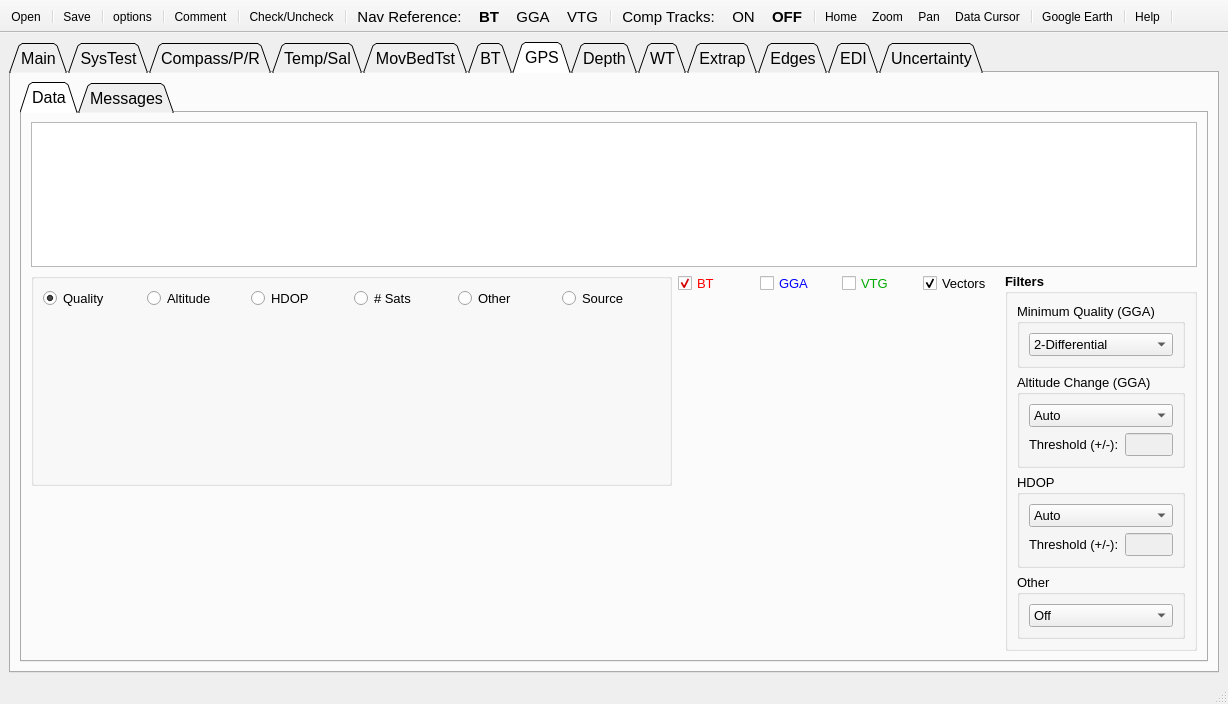
First picture: the form in UI/QRev_gui.ui, repository rowetechinc/QRevPy, before the edit.
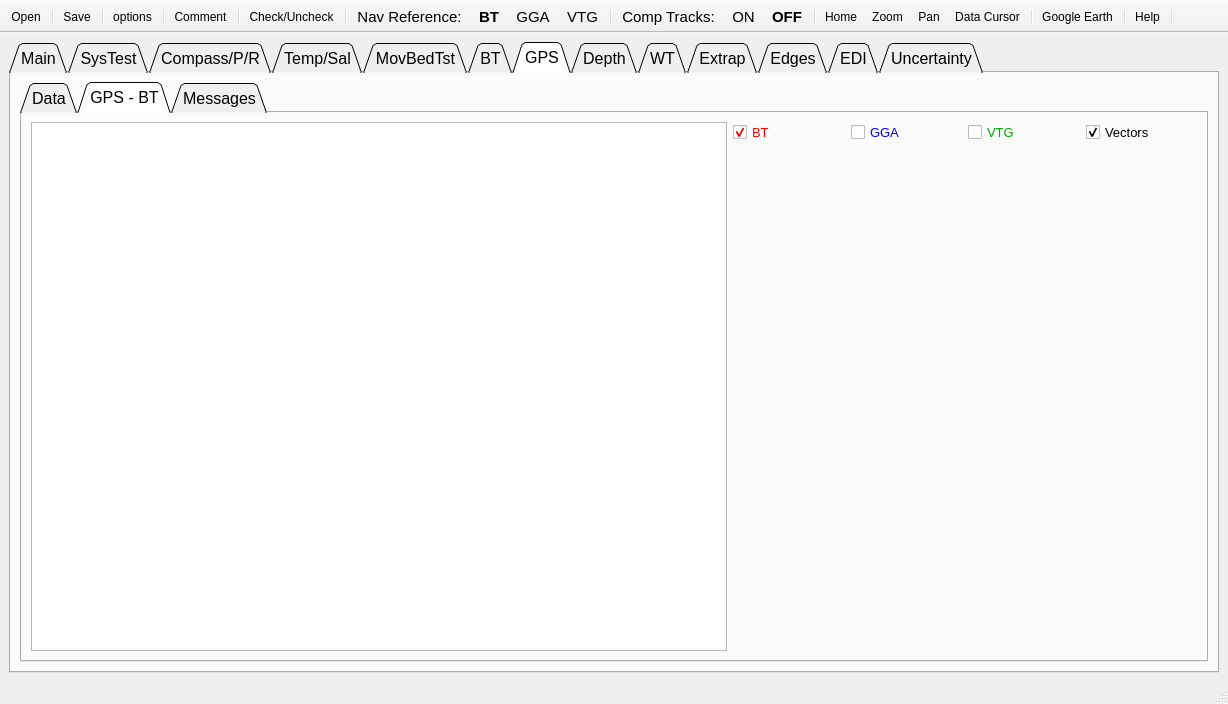
Second picture: the form after the edit. The open tabs and pages were chosen to show the change. Icons and pictures are not drawn.

Commit message: Implemented GPS - BT tab and supporting computations and UI controls. GPS - BT QA not implemented yet.

```diff
--- a/UI/QRev_gui.ui
+++ b/UI/QRev_gui.ui
@@ -2374,7 +2374,7 @@
         <string>GPS</string>
        </attribute>
        <layout class="QGridLayout" name="gridLayout_27">
-        <item row="0" column="0">
+        <item row="1" column="0">
          <widget class="QTabWidget" name="tab_gps_2">
           <property name="tabShape">
            <enum>QTabWidget::Triangular</enum>
@@ -2955,6 +2955,256 @@
             </item>
            </layout>
           </widget>
+          <widget class="QWidget" name="tab_gps_2_gpsbt">
+           <attribute name="title">
+            <string>GPS - BT</string>
+           </attribute>
+           <layout class="QGridLayout" name="gridLayout_46">
+            <item row="0" column="0">
+             <layout class="QHBoxLayout" name="horizontalLayout_73" stretch="6,4">
+              <item>
+               <widget class="QTableWidget" name="table_gps_bt">
+                <property name="font">
+                 <font>
+                  <pointsize>10</pointsize>
+                 </font>
+                </property>
+               </widget>
+              </item>
+              <item>
+               <layout class="QVBoxLayout" name="verticalLayout_67" stretch="1,9">
+                <item>
+                 <layout class="QHBoxLayout" name="horizontalLayout_72">
+                  <item>
+                   <widget class="QCheckBox" name="cb_gps_bt_2">
+                    <property name="palette">
+                     <palette>
+                      <active>
+                       <colorrole role="WindowText">
+                        <brush brushstyle="SolidPattern">
+                         <color alpha="255">
+                          <red>255</red>
+                          <green>0</green>
+                          <blue>0</blue>
+                         </color>
+                        </brush>
+                       </colorrole>
+                       <colorrole role="Text">
+                        <brush brushstyle="SolidPattern">
+                         <color alpha="255">
+                          <red>255</red>
+                          <green>0</green>
+                          <blue>0</blue>
+                         </color>
+                        </brush>
+                       </colorrole>
+                       <colorrole role="PlaceholderText">
+                        <brush brushstyle="SolidPattern">
+                         <color alpha="128">
+                          <red>255</red>
+                          <green>0</green>
+                          <blue>0</blue>
+                         </color>
+                        </brush>
+                       </colorrole>
+                      </active>
+                      <inactive>
+                       <colorrole role="WindowText">
+                        <brush brushstyle="SolidPattern">
+                         <color alpha="255">
+                          <red>255</red>
+                          <green>0</green>
+                          <blue>0</blue>
+                         </color>
+                        </brush>
+                       </colorrole>
+                       <colorrole role="Text">
+                        <brush brushstyle="SolidPattern">
+                         <color alpha="255">
+                          <red>255</red>
+                          <green>0</green>
+                          <blue>0</blue>
+                         </color>
+                        </brush>
+                       </colorrole>
+                       <colorrole role="PlaceholderText">
+                        <brush brushstyle="SolidPattern">
+                         <color alpha="128">
+                          <red>255</red>
+                          <green>0</green>
+                          <blue>0</blue>
+                         </color>
+                        </brush>
+                       </colorrole>
+                      </inactive>
+                      <disabled>
+                       <colorrole role="WindowText">
+                        <brush brushstyle="SolidPattern">
+                         <color alpha="255">
+                          <red>120</red>
+                          <green>120</green>
+                          <blue>120</blue>
+                         </color>
+                        </brush>
+                       </colorrole>
+                       <colorrole role="Text">
+                        <brush brushstyle="SolidPattern">
+                         <color alpha="255">
+                          <red>120</red>
+                          <green>120</green>
+                          <blue>120</blue>
+                         </color>
+                        </brush>
+                       </colorrole>
+                       <colorrole role="PlaceholderText">
+                        <brush brushstyle="SolidPattern">
+                         <color alpha="128">
+                          <red>0</red>
+                          <green>0</green>
+                          <blue>0</blue>
+                         </color>
+                        </brush>
+                       </colorrole>
+                      </disabled>
+                     </palette>
+                    </property>
+                    <property name="font">
+                     <font>
+                      <pointsize>10</pointsize>
+                     </font>
+                    </property>
+                    <property name="text">
+                     <string>BT</string>
+                    </property>
+                    <property name="checked">
+                     <bool>true</bool>
+                    </property>
+                   </widget>
+                  </item>
+                  <item>
+                   <widget class="QCheckBox" name="cb_gps_gga_2">
+                    <property name="palette">
+                     <palette>
+                      <active>
+                       <colorrole role="WindowText">
+                        <brush brushstyle="SolidPattern">
+                         <color alpha="255">
+                          <red>0</red>
+                          <green>0</green>
+                          <blue>255</blue>
+                         </color>
+                        </brush>
+                       </colorrole>
+                      </active>
+                      <inactive>
+                       <colorrole role="WindowText">
+                        <brush brushstyle="SolidPattern">
+                         <color alpha="255">
+                          <red>0</red>
+                          <green>0</green>
+                          <blue>255</blue>
+                         </color>
+                        </brush>
+                       </colorrole>
+                      </inactive>
+                      <disabled>
+                       <colorrole role="WindowText">
+                        <brush brushstyle="SolidPattern">
+                         <color alpha="255">
+                          <red>120</red>
+                          <green>120</green>
+                          <blue>120</blue>
+                         </color>
+                        </brush>
+                       </colorrole>
+                      </disabled>
+                     </palette>
+                    </property>
+                    <property name="font">
+                     <font>
+                      <pointsize>10</pointsize>
+                     </font>
+                    </property>
+                    <property name="text">
+                     <string>GGA</string>
+                    </property>
+                   </widget>
+                  </item>
+                  <item>
+                   <widget class="QCheckBox" name="cb_gps_vtg_2">
+                    <property name="palette">
+                     <palette>
+                      <active>
+                       <colorrole role="WindowText">
+                        <brush brushstyle="SolidPattern">
+                         <color alpha="255">
+                          <red>0</red>
+                          <green>170</green>
+                          <blue>0</blue>
+                         </color>
+                        </brush>
+                       </colorrole>
+                      </active>
+                      <inactive>
+                       <colorrole role="WindowText">
+                        <brush brushstyle="SolidPattern">
+                         <color alpha="255">
+                          <red>0</red>
+                          <green>170</green>
+                          <blue>0</blue>
+                         </color>
+                        </brush>
+                       </colorrole>
+                      </inactive>
+                      <disabled>
+                       <colorrole role="WindowText">
+                        <brush brushstyle="SolidPattern">
+                         <color alpha="255">
+                          <red>120</red>
+                          <green>120</green>
+                          <blue>120</blue>
+                         </color>
+                        </brush>
+                       </colorrole>
+                      </disabled>
+                     </palette>
+                    </property>
+                    <property name="font">
+                     <font>
+                      <pointsize>10</pointsize>
+                     </font>
+                    </property>
+                    <property name="text">
+                     <string>VTG</string>
+                    </property>
+                   </widget>
+                  </item>
+                  <item>
+                   <widget class="QCheckBox" name="cb_gps_vectors_2">
+                    <property name="font">
+                     <font>
+                      <pointsize>10</pointsize>
+                     </font>
+                    </property>
+                    <property name="text">
+                     <string>Vectors</string>
+                    </property>
+                    <property name="checked">
+                     <bool>true</bool>
+                    </property>
+                   </widget>
+                  </item>
+                 </layout>
+                </item>
+                <item>
+                 <widget class="QWidget" name="graph_gps_st_2" native="true"/>
+                </item>
+               </layout>
+              </item>
+             </layout>
+            </item>
+           </layout>
+          </widget>
           <widget class="QWidget" name="tab_gps_2_messages">
            <attribute name="title">
             <string>Messages</string>
```
The commit also changes 7 other files.
